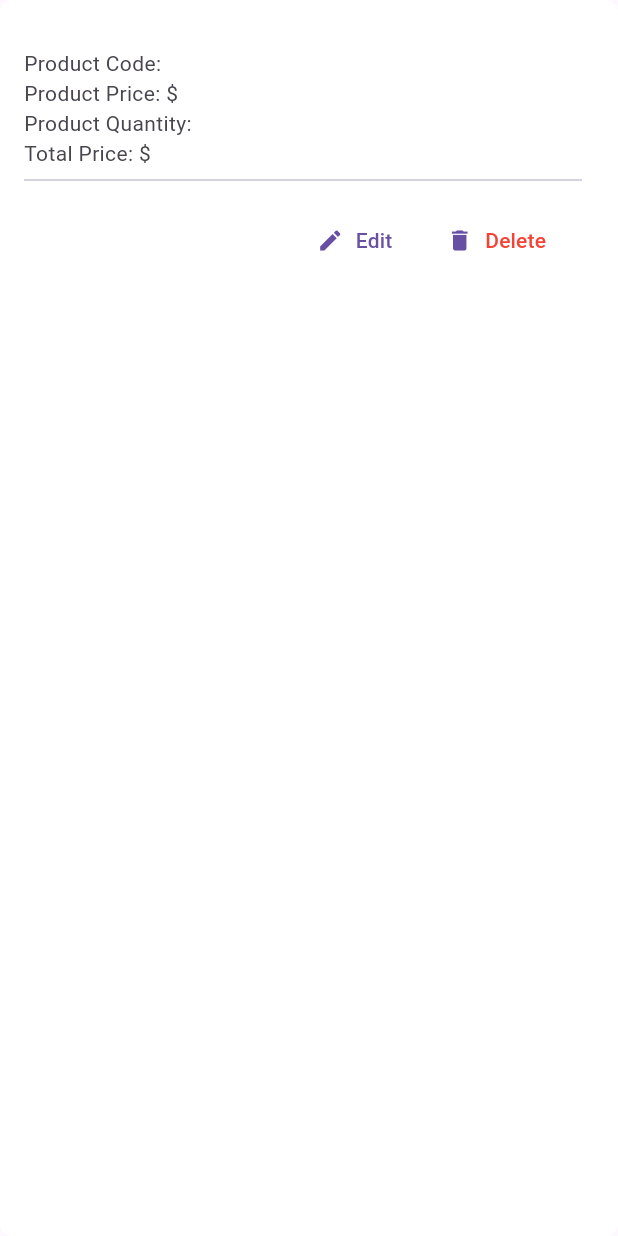
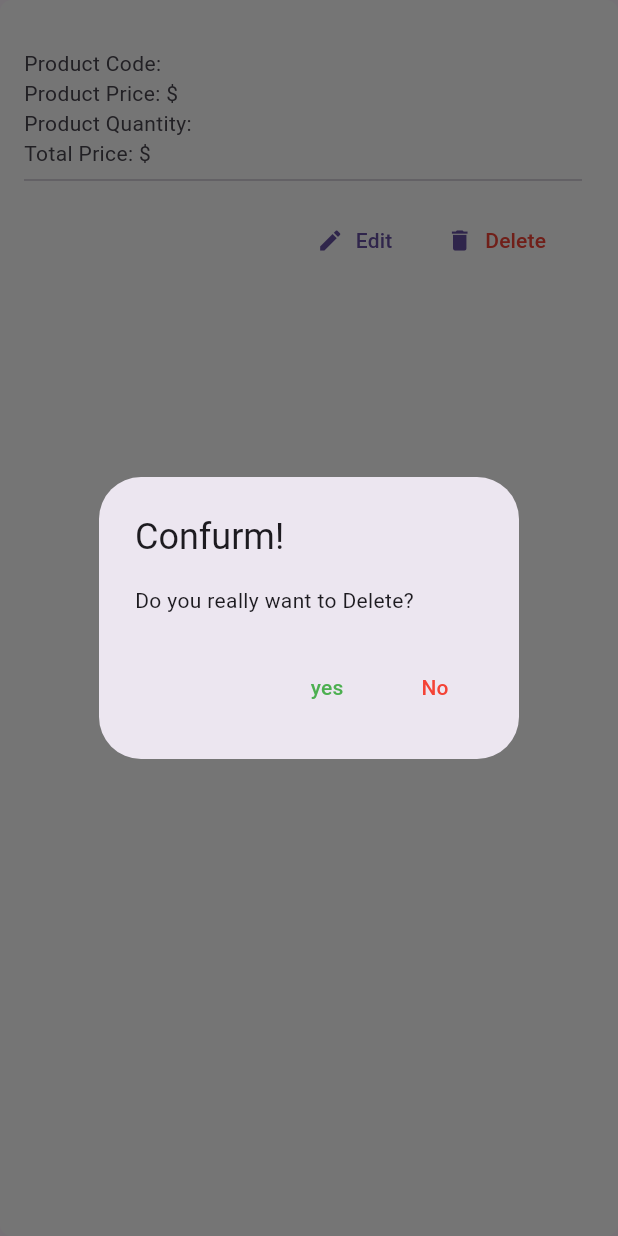
Before and after one commit to AlexMajumder/rest_api_can_be_only_api, a Flutter app: the ProductItem widget shown alone on an empty page, opened directly with empty values, after a tap on "Delete", on a phone screen of 412 x 824 dp. Run offline on Flutter 3.47's test engine with Material 3 defaults, Android fonts, the phone set to English and light mode, and no system bars; network calls fail.

Commit message:
add AlertDialog

```diff
--- a/lib/screens/product_list_screen.dart
+++ b/lib/screens/product_list_screen.dart
@@ -6,6 +6,7 @@ import 'package:rest_api_can_be_only_api/screens/add_new_product_screen.dart';
 
 import '../models/product.dart';
 import '../widgets/product_item.dart';
+
 class ProductListScreen extends StatefulWidget {
   const ProductListScreen({super.key});
 
--- a/lib/widgets/product_item.dart
+++ b/lib/widgets/product_item.dart
@@ -4,7 +4,8 @@ import 'package:rest_api_can_be_only_api/screens/update_product_screen.dart';
 
 class ProductItem extends StatelessWidget {
   const ProductItem({
-    super.key, required this.product,
+    super.key,
+    required this.product,
   });
 
   final Product product;
@@ -12,9 +13,7 @@ class ProductItem extends StatelessWidget {
   @override
   Widget build(BuildContext context) {
     return ListTile(
-      shape: RoundedRectangleBorder(
-          borderRadius: BorderRadius.circular(8)
-      ),
+      shape: RoundedRectangleBorder(borderRadius: BorderRadius.circular(8)),
       tileColor: Colors.white,
       title: Text(product.productName),
       subtitle: Column(
@@ -27,17 +26,48 @@ class ProductItem extends StatelessWidget {
           Divider(),
           ButtonBar(
             children: [
-              TextButton.icon(onPressed: (){
-                Navigator.push(context, MaterialPageRoute(builder: (context){
-                  return UpdateProductScreen();
-                }),
-                );
-              },icon: Icon(Icons.edit), label: Text('Edit')),
-              TextButton.icon(onPressed: (){},icon: Icon(Icons.delete), label: Text('Delete',style: TextStyle(color: Colors.red),))
+              TextButton.icon(
+                  onPressed: () {
+                    Navigator.push(
+                      context,
+                      MaterialPageRoute(builder: (context) {
+                        return UpdateProductScreen();
+                      }),
+                    );
+                  },
+                  icon: Icon(Icons.edit),
+                  label: Text('Edit')),
+              TextButton.icon(
+                  onPressed: () {
+                    MyAlartDialog(context);
+                  },
+                  icon: Icon(Icons.delete),
+                  label: Text(
+                    'Delete',
+                    style: TextStyle(color: Colors.red),
+                  ))
             ],
           )
         ],
       ),
     );
   }
+
+  MyAlartDialog(context){
+    return showDialog(
+        context: context,
+        builder: (BuildContext context){
+          return Expanded(child: AlertDialog(
+            title: Text('Confurm!'),
+            content: Text('Do you really want to Delete?'),
+            actions: [
+              TextButton(onPressed: (){}, child: Text('yes',style: TextStyle(color: Colors.green),)),
+              TextButton(onPressed: (){Navigator.of(context).pop();}, child: Text('No', style: TextStyle(color: Colors.red),)),
+            ],
+          )
+          );
+        }
+        );
+  }
+
 }
```
Also changed, not shown: lib/screens/edit_product_screen.dart (deleted, +0 -104 lines).
